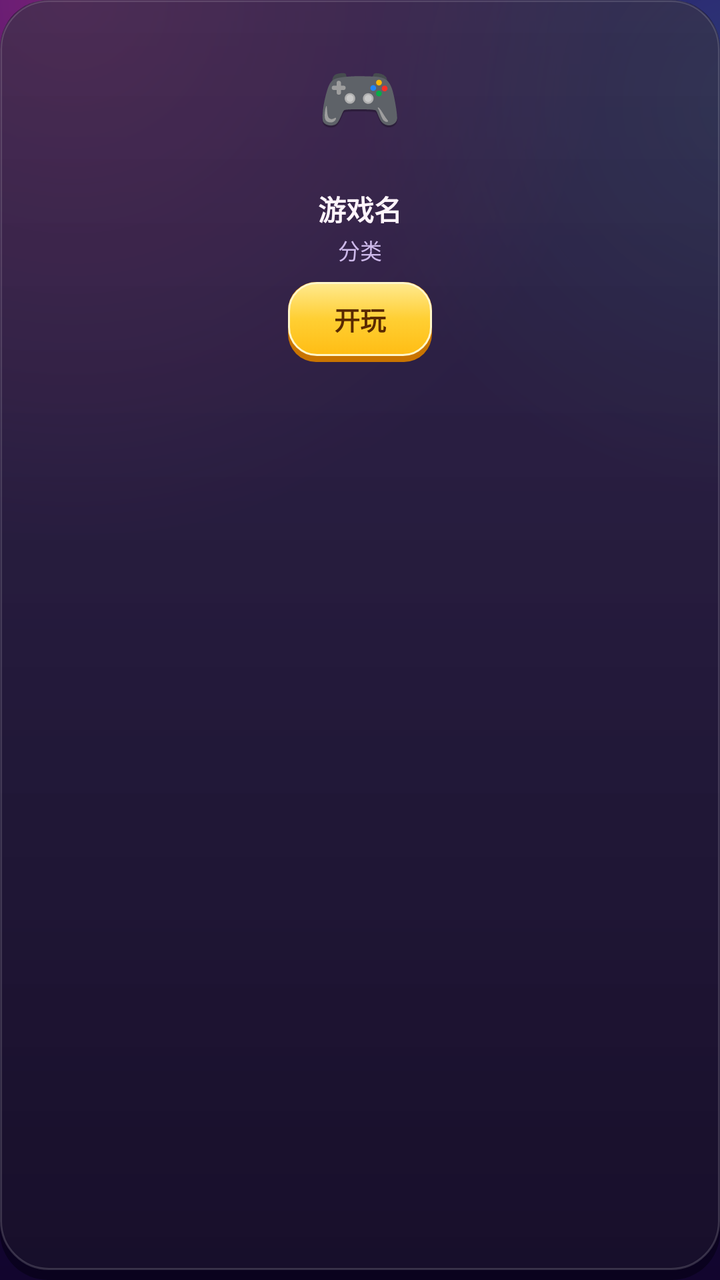
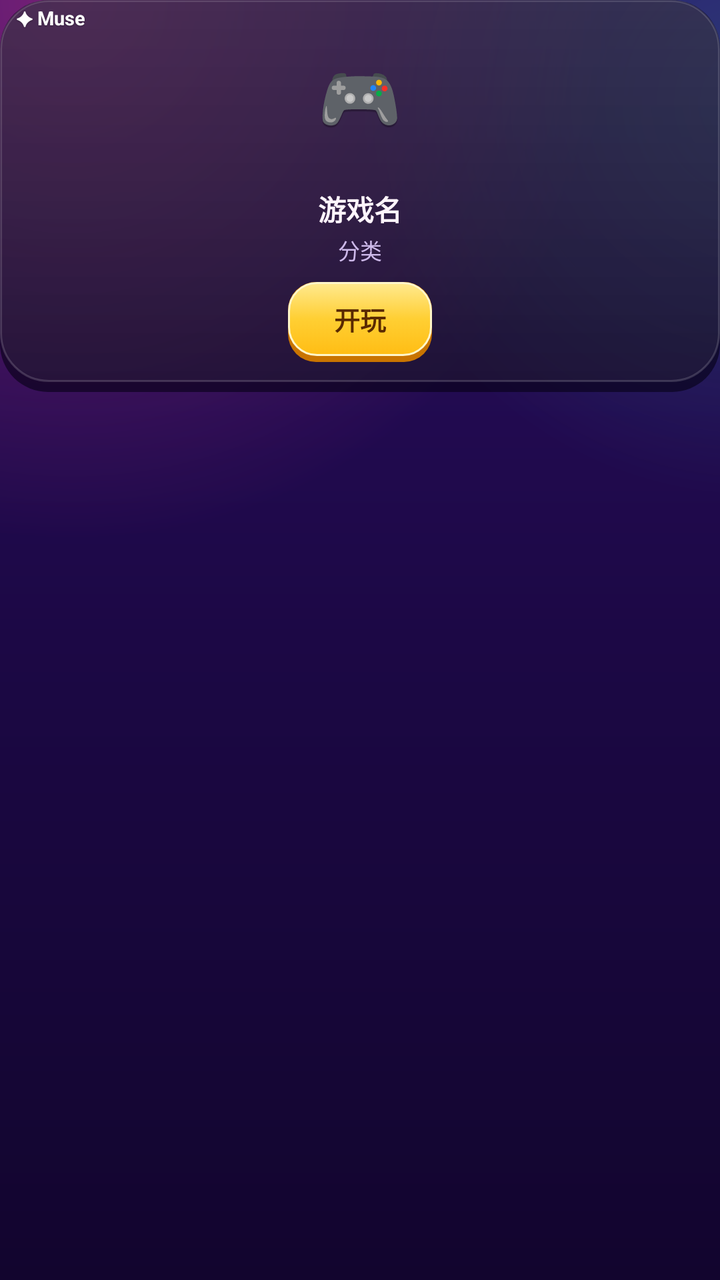

The first picture is an Android layout as it rendered before a commit; the second is the same layout after the commit. The layout source and the unified diff follow.
<!-- AndroidManifest.xml: application theme Theme.Game100 -->
<!-- res/layout/item_game_row.xml -->
<?xml version="1.0" encoding="utf-8"?>
<LinearLayout
    xmlns:android="http://schemas.android.com/apk/res/android"
    android:layout_width="match_parent"
    android:layout_height="wrap_content"
    android:orientation="vertical"
    android:gravity="center_horizontal"
    android:layout_margin="5dp"
    android:paddingTop="14dp"
    android:paddingStart="6dp"
    android:paddingEnd="6dp"
    android:paddingBottom="15dp"
    android:background="@drawable/surface_panel"
    android:foreground="?attr/selectableItemBackground">
    <FrameLayout
        android:layout_width="68dp"
        android:layout_height="72dp"
        android:importantForAccessibility="noHideDescendants">
        <View
            android:layout_width="match_parent"
            android:layout_height="match_parent"
            android:id="@+id/row_icon_bg" />
        <TextView
            android:layout_width="wrap_content"
            android:layout_height="wrap_content"
            android:text="🎮"
            android:textColor="@color/text_primary"
            android:id="@+id/row_icon"
            android:layout_gravity="center"
            android:layout_marginBottom="2dp"
            android:textSize="34sp"
            android:shadowColor="#40000000"
            android:shadowDy="3"
            android:shadowRadius="0.01" />
    </FrameLayout>
    <TextView
        android:layout_width="match_parent"
        android:layout_height="wrap_content"
        android:text="游戏名"
        android:textColor="@color/text_primary"
        android:id="@+id/row_name"
        android:layout_marginTop="8dp"
        android:gravity="center"
        android:textSize="14sp"
        android:textStyle="bold"
        android:maxLines="1"
        android:ellipsize="end" />
    <TextView
        android:layout_width="match_parent"
        android:layout_height="wrap_content"
        android:text="分类"
        android:textColor="@color/text_secondary"
        android:id="@+id/row_sub"
        android:layout_marginTop="2dp"
        android:gravity="center"
        android:textSize="11sp"
        android:maxLines="1"
        android:ellipsize="end" />
    <TextView
        android:layout_width="match_parent"
        android:layout_height="wrap_content"
        android:text=""
        android:textColor="@color/accent"
        android:id="@+id/row_rating"
        android:gravity="center"
        android:textSize="10sp"
        android:visibility="gone" />
    <TextView
        android:layout_width="wrap_content"
        android:layout_height="wrap_content"
        android:text="开玩"
        android:textColor="@color/coin_ink"
        android:id="@+id/row_action"
        android:layout_marginTop="8dp"
        android:minWidth="72dp"
        android:minHeight="40dp"
        android:gravity="center"
        android:paddingStart="12dp"
        android:paddingEnd="12dp"
        android:paddingBottom="3dp"
        android:background="@drawable/pill_action"
        android:textSize="13sp"
        android:textStyle="bold"
        android:focusable="true"
        android:clickable="true" />
</LinearLayout>
<!-- resources referenced by this layout -->
<resources>
  <color name="accent">#FFCF33</color>
  <color name="coin_ink">#5A2A00</color>
  <color name="text_primary">#FFF5FC</color>
  <color name="text_secondary">#CDB9EA</color>
  <!-- drawable surface_panel (drawable) -->
  <?xml version="1.0" encoding="utf-8"?>
  <layer-list xmlns:android="http://schemas.android.com/apk/res/android">
      <item><shape><solid android:color="@color/ledge" /><corners android:radius="24dp" /></shape></item>
      <item android:bottom="5dp"><shape>
          <gradient android:angle="270" android:startColor="@color/glass_top" android:endColor="@color/glass_bottom" />
          <stroke android:width="1dp" android:color="@color/glass_line" />
          <corners android:radius="24dp" /></shape></item>
  </layer-list>
  <style name="Theme.Game100" parent="Base.Theme.Game100" />
  <color name="ledge">#99060114</color>
  <color name="glass_top">#21FFFFFF</color>
  <color name="glass_bottom">#0DFFFFFF</color>
  <color name="glass_line">#29FFFFFF</color>
  <color name="coin">#FFCF33</color>
  <color name="bg_top">#2B0F63</color>
  <color name="cyan">#2EE6D6</color>
  <color name="cyan_ink">#03342F</color>
  <!-- drawable bg_app (drawable) -->
  <?xml version="1.0" encoding="utf-8"?>
  <layer-list xmlns:android="http://schemas.android.com/apk/res/android">
      <item><shape><gradient android:angle="270" android:startColor="@color/bg_top" android:centerColor="#FF1C0845" android:endColor="@color/bg_bottom" /></shape></item>
      <item><shape><gradient android:type="radial" android:centerX="0.1" android:centerY="0" android:gradientRadius="75%p" android:startColor="#59FF3D9A" android:endColor="#00FF3D9A" /></shape></item>
      <item><shape><gradient android:type="radial" android:centerX="1.05" android:centerY="0.08" android:gradientRadius="55%p" android:startColor="#332EE6D6" android:endColor="#002EE6D6" /></shape></item>
  </layer-list>
  <color name="bg_bottom">#12052E</color>
  <color name="bg_secondary">#2B0F63</color>
  <color name="text_dim">#9A86C2</color>
  <color name="pink">#FF3D9A</color>
  <style name="ThemeOverlay.Game100.Dialog" parent="ThemeOverlay.MaterialComponents.Dialog.Alert">
          <item name="android:windowBackground">@drawable/dialog_bg</item>
          <item name="colorPrimary">@color/coin</item>
          <item name="colorAccent">@color/coin</item>
          <item name="android:textColorPrimary">@color/text_primary</item>
          <item name="android:textColorSecondary">@color/text_secondary</item>
          <item name="buttonBarPositiveButtonStyle">@style/Widget.Game100.DialogButton</item>
          <item name="buttonBarNegativeButtonStyle">@style/Widget.Game100.DialogButton.Muted</item>
          <item name="buttonBarNeutralButtonStyle">@style/Widget.Game100.DialogButton.Muted</item>
      </style>
  <!-- drawable dialog_bg (drawable) -->
  <?xml version="1.0" encoding="utf-8"?>
  <inset xmlns:android="http://schemas.android.com/apk/res/android" android:inset="16dp"><shape>
      <gradient android:angle="270" android:startColor="#FF3A1777" android:endColor="#FF22094D" />
      <stroke android:width="1.5dp" android:color="#40FFFFFF" />
      <corners android:radius="28dp" /></shape></inset>
  <style name="Widget.Game100.DialogButton" parent="Widget.MaterialComponents.Button.TextButton.Dialog">
          <item name="android:textColor">@color/coin</item>
          <item name="android:textStyle">bold</item>
          <item name="android:textAllCaps">false</item>
      </style>
  <style name="Widget.Game100.DialogButton.Muted">
          <item name="android:textColor">@color/text_secondary</item>
      </style>
  <!-- unchanged entries left out for length: 2 -->
</resources>

<!-- the commit's change to res/layout/item_game_row.xml (unified diff, before → after) -->
@@ -1,17 +1,20 @@
 <?xml version="1.0" encoding="utf-8"?>
+<FrameLayout
+    xmlns:android="http://schemas.android.com/apk/res/android"
+    android:layout_width="match_parent"
+    android:layout_height="wrap_content"
+    android:layout_margin="5dp"
+    android:foreground="?attr/selectableItemBackground">
 <LinearLayout
-    xmlns:android="http://schemas.android.com/apk/res/android"
     android:layout_width="match_parent"
     android:layout_height="wrap_content"
     android:orientation="vertical"
     android:gravity="center_horizontal"
-    android:layout_margin="5dp"
     android:paddingTop="14dp"
     android:paddingStart="6dp"
     android:paddingEnd="6dp"
     android:paddingBottom="15dp"
-    android:background="@drawable/surface_panel"
-    android:foreground="?attr/selectableItemBackground">
+    android:background="@drawable/surface_panel">
     <FrameLayout
         android:layout_width="68dp"
         android:layout_height="72dp"
@@ -84,3 +87,23 @@
         android:focusable="true"
         android:clickable="true" />
 </LinearLayout>
+    
+    <TextView
+        android:id="@+id/row_studio"
+        android:layout_width="wrap_content"
+        android:layout_height="wrap_content"
+        android:layout_gravity="top|start"
+        android:minHeight="20dp"
+        android:gravity="center"
+        android:paddingStart="8dp"
+        android:paddingEnd="7dp"
+        android:paddingBottom="2dp"
+        android:text="✦ Muse"
+        android:textColor="@android:color/white"
+        android:textSize="9.5sp"
+        android:textStyle="bold"
+        android:maxLines="1"
+        android:shadowColor="#55000000"
+        android:shadowDy="1"
+        android:shadowRadius="1" />
+</FrameLayout>
